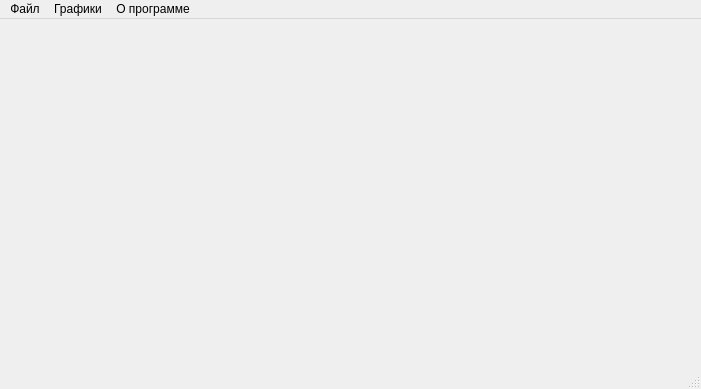
Old version of the form mainwindow.ui in the repository krang4d/Agrekola.
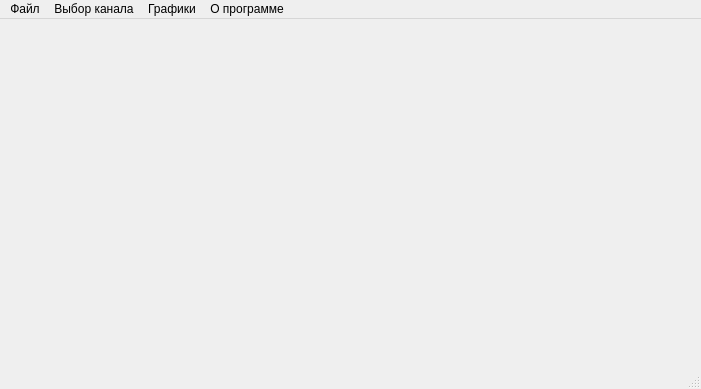
New version of the form.

Patch:
```diff
--- a/mainwindow.ui
+++ b/mainwindow.ui
@@ -52,7 +52,17 @@
      <string>О программе</string>
     </property>
    </widget>
+   <widget class="QMenu" name="menu_4">
+    <property name="title">
+     <string>Выбор канала</string>
+    </property>
+    <addaction name="action_1"/>
+    <addaction name="action_2"/>
+    <addaction name="action_3"/>
+    <addaction name="action_4"/>
+   </widget>
    <addaction name="menu"/>
+   <addaction name="menu_4"/>
    <addaction name="menu_2"/>
    <addaction name="menu_5"/>
   </widget>
```
Left out of the diff: 91 changed lines with no effect on the pictures.
